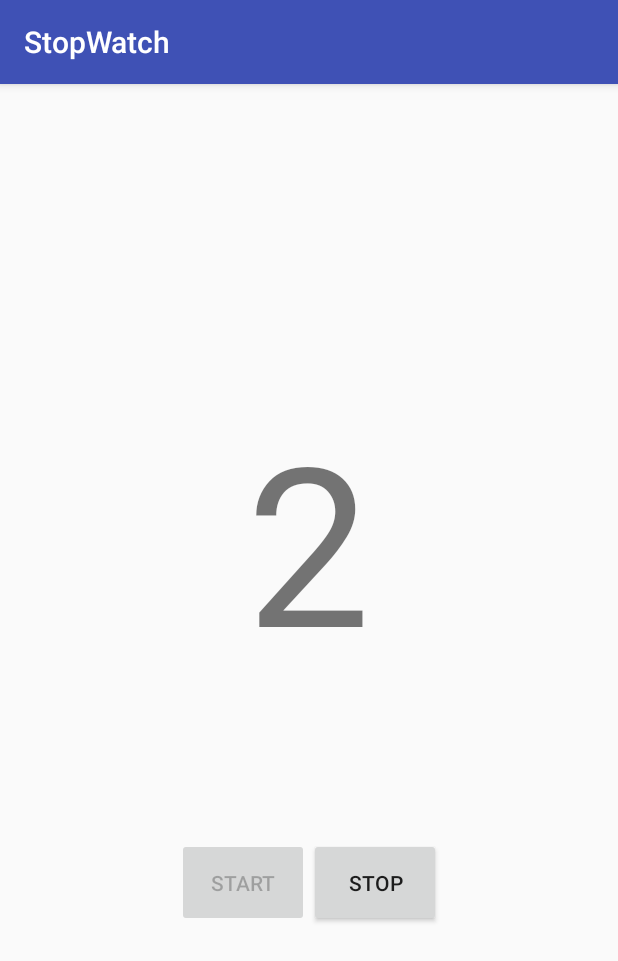
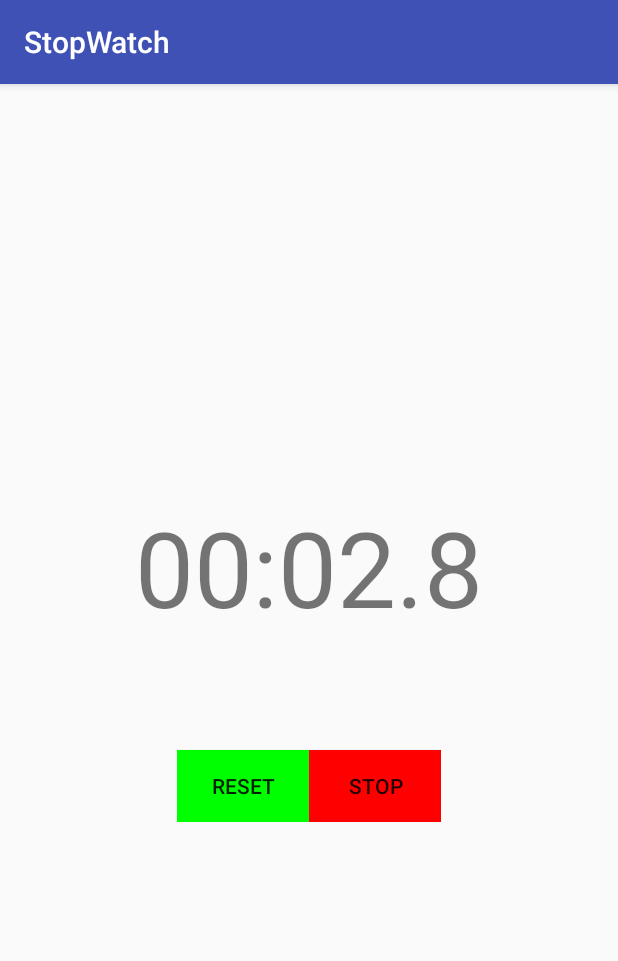
Before and after one commit to SLUkdle15/CS450Fall18HW1, an Android app: the screen it shows after launch (MainActivity), after a tap on "START", on a phone screen of 412 x 824 dp. Shown: the top 961 px of the screen. Run offline under Robolectric (Android 15) with nearby library versions, the light colour scheme and no system bars.

Commit message:
First draft
Stopwatch wont crash and buttons function correctly

```diff
--- a/app/src/main/java/edu/stlawu/stopwatch/MainActivity.java
+++ b/app/src/main/java/edu/stlawu/stopwatch/MainActivity.java
@@ -2,10 +2,12 @@ package edu.stlawu.stopwatch;
 
 import android.animation.Animator;
 import android.animation.AnimatorInflater;
+import android.graphics.Color;
 import android.media.AudioAttributes;
 import android.media.SoundPool;
 import android.support.v7.app.AppCompatActivity;
 import android.os.Bundle;
+import android.util.Log;
 import android.view.View;
 import android.widget.Button;
 import android.widget.TextView;
@@ -37,11 +39,25 @@ public class MainActivity extends AppCompatActivity {
         this.bt_start = findViewById(R.id.bt_start);
         this.bt_stop = findViewById(R.id.bt_stop);
 
+        //initialize start button
         this.bt_start.setOnClickListener(new View.OnClickListener() {
              @Override
              public void onClick(View view) {
-                 bt_start.setEnabled(false);
-                 t.scheduleAtFixedRate(ctr, 0, 1000);
+                 //Toggle the start and reset function on the Start button
+                 if(bt_start.getText().equals("Start")){
+                     t.scheduleAtFixedRate(ctr, 0, 100);
+                     bt_start.setText("Reset");
+                     bt_stop.setEnabled(true);
+                     bt_stop.setBackgroundColor(Color.RED);
+                 }else {
+                     bt_start.setText("Start");
+                     bt_stop.setText("Stop");
+                     bt_stop.setBackgroundColor(Color.GRAY);
+                     bt_stop.setEnabled(false);
+                     bt_start.setEnabled(true);
+                     //restart the timer and Timer Task
+                     restart_timer(0,0,0);
+                 }
              }
             });
 
@@ -58,6 +74,33 @@ public class MainActivity extends AppCompatActivity {
         this.bloopSound = this.soundPool.load(
                 this, R.raw.bloop, 1);
 
+        this.bt_stop.setOnClickListener(new View.OnClickListener(){
+            @Override
+            public void onClick(View v) {
+                //toggle the Stop and Resume function on the Stop button
+                if (bt_stop.getText().equals("Stop")){
+                    if(t != null){
+                        t.cancel();
+                        t = null;
+                    }
+                    bt_stop.setText("Resume");
+                    bt_stop.setBackgroundColor(Color.BLUE);
+                    bt_start.setText("Reset");
+                }else{
+                    bt_stop.setText("Stop");
+                    bt_stop.setBackgroundColor(Color.RED);
+                    bt_start.setText("Reset");
+                    bt_start.setEnabled(true);
+                   ////restart the timer and Timer Task
+                    int minute = ctr.getMm();
+                    int second = ctr.getSs();
+                    int tenth_second = ctr.getTenth_second();
+                    restart_timer(minute,second,tenth_second);
+                    t.scheduleAtFixedRate(ctr, 0, 100);
+                }
+            }
+        });
+
         this.tv_count.setOnClickListener(new View.OnClickListener() {
             @Override
             public void onClick(View view) {
@@ -70,24 +113,38 @@ public class MainActivity extends AppCompatActivity {
                 anim.start();
             }
         });
+        //load the saved data
+        int tenth_second = getPreferences(MODE_PRIVATE)
+                .getInt("TENTH_SECOND", 0);
+        int ss = getPreferences(MODE_PRIVATE).getInt("SECOND", 0);
+        int mm = getPreferences(MODE_PRIVATE).getInt("MINUTE",0);
+        this.ctr = new Counter(mm,ss,tenth_second);
+        this.t = new Timer();
+        this.tv_count.setText(ctr.toTheString());
 
+        if(!this.tv_count.getText().equals("00:00.0")){
+            bt_start.setText("Reset");
+            bt_stop.setText("Resume");
+        }else{
+            this.bt_stop.setEnabled(false);
+        }
+        this.bt_start.setBackgroundColor(Color.GREEN);
+        bt_stop.setBackgroundColor(Color.GRAY);
+    }
+
+    private void restart_timer(int minute,int second,int tenth_second){
+        if(t!= null){
+            t.cancel();
+            t = null;
+        }
+        this.t = new Timer();
+        this.ctr = new Counter(minute, second,tenth_second);
+        MainActivity.this.tv_count.setText(ctr.toTheString());
     }
 
     @Override
     protected void onStart() {
         super.onStart();
-
-        // releoad the count from a previous
-        // run, if first time running, start at 0.
-        /// preferences to share state
-        int count = getPreferences(MODE_PRIVATE)
-                         .getInt("COUNT", 0);
-        this.tv_count.setText(Integer.toString(count));
-        this.ctr = new Counter();
-        this.ctr.count = count;
-        this.t = new Timer();
-
-        // factory method - design pattern
         Toast.makeText(this, "Stopwatch is started",
                         Toast.LENGTH_LONG).show();
 
@@ -96,24 +153,93 @@ public class MainActivity extends AppCompatActivity {
     @Override
     protected void onPause() {
         super.onPause();
+
     }
 
     @Override
     protected void onStop() {
         super.onStop();
+        //There are situations where the system will simply kill
+        // the activity's hosting process without calling onDestroy so we need to
+        // do the process of saving data here.
+        getPreferences(MODE_PRIVATE)
+                .edit()
+                .putInt("MINUTE", ctr.getMm())
+                .apply();
+
+        getPreferences(MODE_PRIVATE).edit().putInt("SECOND", ctr.getSs()).apply();
+        getPreferences(MODE_PRIVATE).edit().putInt("TENTH_SECOND", ctr.getTenth_second()).apply();
     }
-
     @Override
     protected void onDestroy() {
         super.onDestroy();
         getPreferences(MODE_PRIVATE)
                 .edit()
-                .putInt("COUNT", ctr.count)
+                .putInt("MINUTE", ctr.getMm())
                 .apply();
+
+        getPreferences(MODE_PRIVATE).edit().putInt("SECOND", ctr.getSs()).apply();
+        getPreferences(MODE_PRIVATE).edit().putInt("TENTH_SECOND", ctr.getTenth_second()).apply();
     }
 
     class Counter extends TimerTask {
-        private int count = 0;
+        private int mm = 0;
+        private int ss = 0;
+        private int tenth_second = 0;
+
+        public int getMm() {
+            return mm;
+        }
+
+        public int getSs() {
+            return ss;
+        }
+
+        public int getTenth_second() {
+            return tenth_second;
+        }
+
+        public void setMm(int mm) {
+            this.mm = mm;
+        }
+
+        public void setSs(int ss) {
+            this.ss = ss;
+        }
+
+        public void setTenth_second(int tenth_second) {
+            this.tenth_second = tenth_second;
+        }
+
+        Counter(int mm, int ss, int tenth_second){
+            this.mm = mm;
+            this.ss = ss;
+            this.tenth_second = tenth_second;
+        }
+
+        public String toTheString(){
+            StringBuilder sb = new StringBuilder();
+            if(this.mm < 10){
+                sb.append("0");
+                sb.append(this.mm);
+            }
+            else{
+                sb.append(this.mm);
+            }
+            sb.append(":");
+            if(this.ss < 10){
+                sb.append("0");
+                sb.append(this.ss);
+            }else{
+                sb.append(this.ss);
+            }
+            sb.append(".");
+            sb.append(this.tenth_second);
+
+            return sb.toString();
+        }
+
+
         @Override
         public void run() {
             MainActivity.this.runOnUiThread(
@@ -121,8 +247,17 @@ public class MainActivity extends AppCompatActivity {
                         @Override
                         public void run() {
                             MainActivity.this.tv_count.setText(
-                                    Integer.toString(count));
-                            count++;
+                                    MainActivity.this.ctr.toTheString()
+                            );
+                            ctr.setTenth_second(ctr.getTenth_second() + 1);
+                            if(ctr.getTenth_second() % 10 == 0){
+                                ctr.setTenth_second(0);
+                                ctr.setSs(ctr.getSs() + 1);
+                                if(ctr.getSs() % 60 == 0){
+                                    ctr.setSs(0);
+                                    ctr.setMm(ctr.getMm() + 1);
+                                }
+                            }
                         }
                     }
             );
--- a/app/src/main/res/layout/activity_main.xml
+++ b/app/src/main/res/layout/activity_main.xml
@@ -16,7 +16,7 @@
             android:layout_width="wrap_content"
             android:layout_height="wrap_content"
             android:text="@string/_0"
-            android:textSize="148sp"
+            android:textSize="70sp"
             android:id="@+id/tv_count"
         />
         <LinearLayout
@@ -29,16 +29,16 @@
                 android:layout_weight="1"
                 android:text="@string/start"
                 android:id="@+id/bt_start"
-                android:padding="20dp"
-                android:layout_marginTop="100dp"/>
+                android:padding="6dp"
+                android:layout_marginTop="75dp"/>
             <Button
                 android:layout_width="0dp"
                 android:layout_height="wrap_content"
                 android:layout_weight="1"
                 android:text="@string/stop"
                 android:id="@+id/bt_stop"
-                android:padding="20dp"
-                android:layout_marginTop="100dp"/>
+                android:padding="6dp"
+                android:layout_marginTop="75dp"/>
         </LinearLayout>
     </LinearLayout>
 
--- a/app/src/main/res/values/strings.xml
+++ b/app/src/main/res/values/strings.xml
@@ -2,5 +2,5 @@
     <string name="app_name">StopWatch</string>
     <string name="stop">Stop</string>
     <string name="start">Start</string>
-    <string name="_0">0</string>
+    <string name="_0">00:00.0</string>
 </resources>
```
